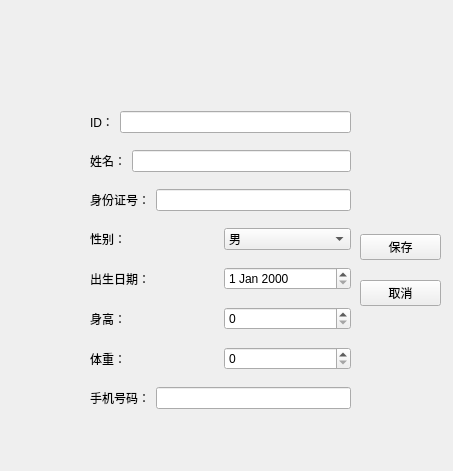
Qt form patientedit.ui (unzoth/Qt-) before a commit.
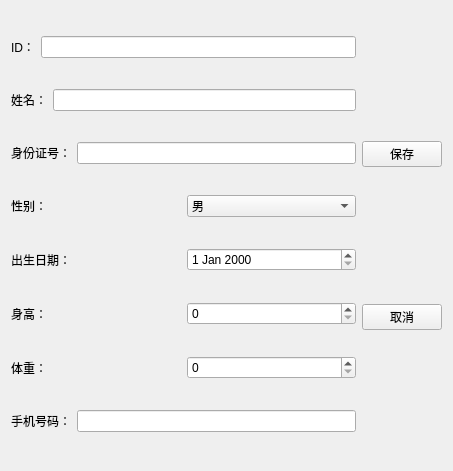
The same form after that commit.

What changed in the file:
```diff
--- a/patientedit.ui
+++ b/patientedit.ui
@@ -13,15 +13,8 @@
   <property name="windowTitle">
    <string>编辑患者信息</string>
   </property>
-  <widget class="QWidget" name="layoutWidget">
-   <property name="geometry">
-    <rect>
-     <x>90</x>
-     <y>100</y>
-     <width>261</width>
-     <height>321</height>
-    </rect>
-   </property>
+  <layout class="QHBoxLayout" name="horizontalLayout_9">
+   <item>
    <layout class="QVBoxLayout" name="verticalLayout">
     <item>
      <layout class="QHBoxLayout" name="horizontalLayout">
@@ -147,17 +140,22 @@
      </layout>
     </item>
    </layout>
-  </widget>
-  <widget class="QWidget" name="layoutWidget">
-   <property name="geometry">
-    <rect>
-     <x>360</x>
-     <y>220</y>
-     <width>81</width>
-     <height>101</height>
-    </rect>
-   </property>
+   </item>
+   <item>
    <layout class="QVBoxLayout" name="verticalLayout_2">
+     <item>
+      <spacer name="verticalSpacer">
+       <property name="orientation">
+        <enum>Qt::Vertical</enum>
+       </property>
+       <property name="sizeHint" stdset="0">
+        <size>
+         <width>20</width>
+         <height>40</height>
+        </size>
+       </property>
+      </spacer>
+     </item>
     <item>
      <widget class="QPushButton" name="btSave">
       <property name="text">
@@ -165,6 +163,19 @@
       </property>
      </widget>
     </item>
+     <item>
+      <spacer name="verticalSpacer_3">
+       <property name="orientation">
+        <enum>Qt::Vertical</enum>
+       </property>
+       <property name="sizeHint" stdset="0">
+        <size>
+         <width>20</width>
+         <height>20</height>
+        </size>
+       </property>
+      </spacer>
+     </item>
     <item>
      <widget class="QPushButton" name="btCancel">
       <property name="text">
@@ -172,8 +183,22 @@
       </property>
      </widget>
     </item>
-   </layout>
-  </widget>
+     <item>
+      <spacer name="verticalSpacer_2">
+       <property name="orientation">
+        <enum>Qt::Vertical</enum>
+       </property>
+       <property name="sizeHint" stdset="0">
+        <size>
+         <width>20</width>
+         <height>40</height>
+        </size>
+       </property>
+      </spacer>
+     </item>
+    </layout>
+   </item>
+  </layout>
  </widget>
  <resources/>
  <connections/>
```
Lines whose indentation alone changed are shown as unchanged.
